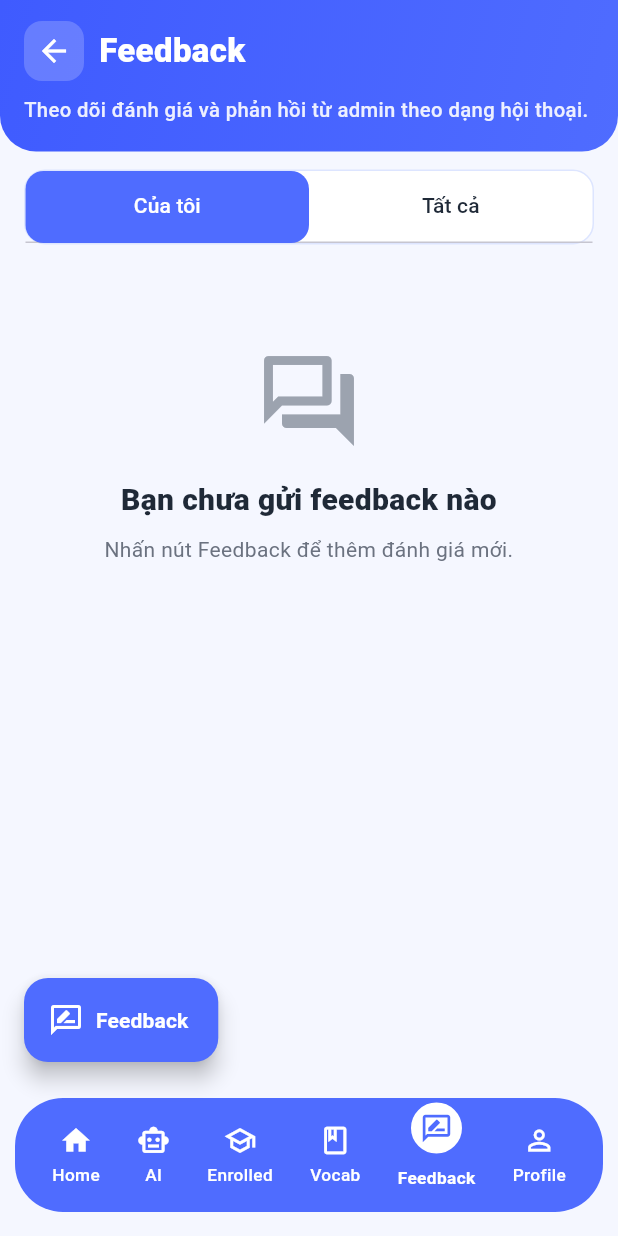
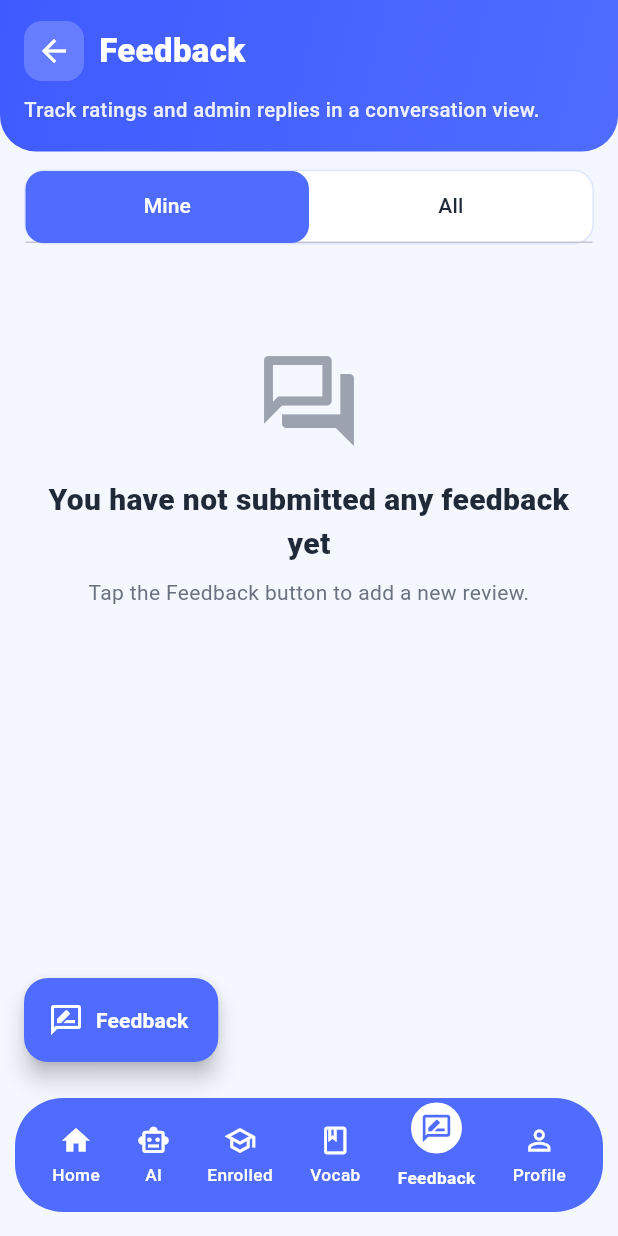
Before and after one commit to PawPasta/vocafy-mobile, a Flutter app: the FeedbackScreen screen opened by its route, on a phone screen of 412 x 824 dp. Run offline on Flutter 3.47's test engine with Material 3 defaults, Android fonts, the phone set to English and light mode, and no system bars; our stand-ins replace dio, firebase_auth, firebase_core, firebase_messaging, flip_card, flutter_svg and 6 more; missing offline and left inert: gal; accounts and stored records are empty; network calls fail.

Commit message:
chore: translate feedback UI text to English

```diff
--- a/lib/features/feedback/feedback_screen.dart
+++ b/lib/features/feedback/feedback_screen.dart
@@ -68,15 +68,15 @@ class _FeedbackScreenState extends State<FeedbackScreen>
                   _FeedbackListSection(
                     key: _myFeedbacksKey,
                     mineOnly: true,
-                    emptyTitle: 'Bạn chưa gửi feedback nào',
-                    emptySubtitle: 'Nhấn nút Feedback để thêm đánh giá mới.',
+                    emptyTitle: 'You have not submitted any feedback yet',
+                    emptySubtitle: 'Tap the Feedback button to add a new review.',
                   ),
                   _FeedbackListSection(
                     key: _allFeedbacksKey,
                     mineOnly: false,
-                    emptyTitle: 'Chưa có feedback nào',
+                    emptyTitle: 'No feedback yet',
                     emptySubtitle:
-                        'Danh sách sẽ hiển thị khi có người dùng gửi.',
+                        'The list will appear when users submit feedback.',
                   ),
                 ],
               ),
@@ -142,7 +142,7 @@ class _FeedbackScreenState extends State<FeedbackScreen>
           ),
           const SizedBox(height: 10),
           Text(
-            'Theo dõi đánh giá và phản hồi từ admin theo dạng hội thoại.',
+            'Track ratings and admin replies in a conversation view.',
             style: TextStyle(
               color: Colors.white.withValues(alpha: 0.9),
               fontSize: 13.5,
@@ -172,8 +172,8 @@ class _FeedbackScreenState extends State<FeedbackScreen>
         labelColor: Colors.white,
         unselectedLabelColor: const Color(0xFF1F2937),
         tabs: const [
-          Tab(text: 'Của tôi'),
-          Tab(text: 'Tất cả'),
+          Tab(text: 'Mine'),
+          Tab(text: 'All'),
         ],
       ),
     );
@@ -333,7 +333,7 @@ class _CreateFeedbackSheetState extends State<_CreateFeedbackSheet> {
     if (title.isEmpty || content.isEmpty) {
       ScaffoldMessenger.of(context).showSnackBar(
         const SnackBar(
-          content: Text('Vui lòng nhập đầy đủ tiêu đề và nội dung.'),
+          content: Text('Please enter both title and content.'),
         ),
       );
       return;
@@ -394,12 +394,12 @@ class _CreateFeedbackSheetState extends State<_CreateFeedbackSheet> {
                 ),
                 const SizedBox(height: 12),
                 const Text(
-                  'Thêm feedback',
+                  'Add feedback',
                   style: TextStyle(fontSize: 20, fontWeight: FontWeight.w800),
                 ),
                 const SizedBox(height: 6),
                 const Text(
-                  'Đánh giá app và gửi góp ý để team cải thiện.',
+                  'Rate the app and share suggestions so the team can improve.',
                   style: TextStyle(color: Color(0xFF6B7280), fontSize: 13.5),
                 ),
                 const SizedBox(height: 16),
@@ -431,8 +431,8 @@ class _CreateFeedbackSheetState extends State<_CreateFeedbackSheet> {
                   enabled: !_submitting,
                   textInputAction: TextInputAction.next,
                   decoration: InputDecoration(
-                    labelText: 'Tiêu đề',
-                    hintText: 'Ví dụ: APP CẦN CHI TIẾT HƠN',
+                    labelText: 'Title',
+                    hintText: 'Example: THE APP NEEDS MORE DETAIL',
                     border: OutlineInputBorder(
                       borderRadius: BorderRadius.circular(14),
                     ),
@@ -445,8 +445,8 @@ class _CreateFeedbackSheetState extends State<_CreateFeedbackSheet> {
                   minLines: 4,
                   maxLines: 6,
                   decoration: InputDecoration(
-                    labelText: 'Nội dung',
-                    hintText: 'Mô tả góp ý cụ thể của bạn...',
+                    labelText: 'Content',
+                    hintText: 'Describe your feedback in detail...',
                     border: OutlineInputBorder(
                       borderRadius: BorderRadius.circular(14),
                     ),
@@ -475,7 +475,7 @@ class _CreateFeedbackSheetState extends State<_CreateFeedbackSheet> {
                             ),
                           )
                         : const Icon(Icons.send_rounded),
-                    label: Text(_submitting ? 'Đang gửi...' : 'Gửi feedback'),
+                    label: Text(_submitting ? 'Submitting...' : 'Submit feedback'),
                   ),
                 ),
               ],
@@ -719,7 +719,7 @@ class _FeedbackThreadCard extends StatelessWidget {
                         Expanded(
                           child: Text(
                             item.title.isEmpty
-                                ? 'Không có tiêu đề'
+                                ? 'No title'
                                 : item.title,
                             style: const TextStyle(
                               color: Color(0xFF1F2937),
@@ -814,7 +814,7 @@ class _FeedbackThreadCard extends StatelessWidget {
               child: Padding(
                 padding: EdgeInsets.only(left: 2),
                 child: Text(
-                  'Admin chưa phản hồi',
+                  'No admin reply yet',
                   style: TextStyle(
                     color: Color(0xFF9CA3AF),
                     fontSize: 12,
```
